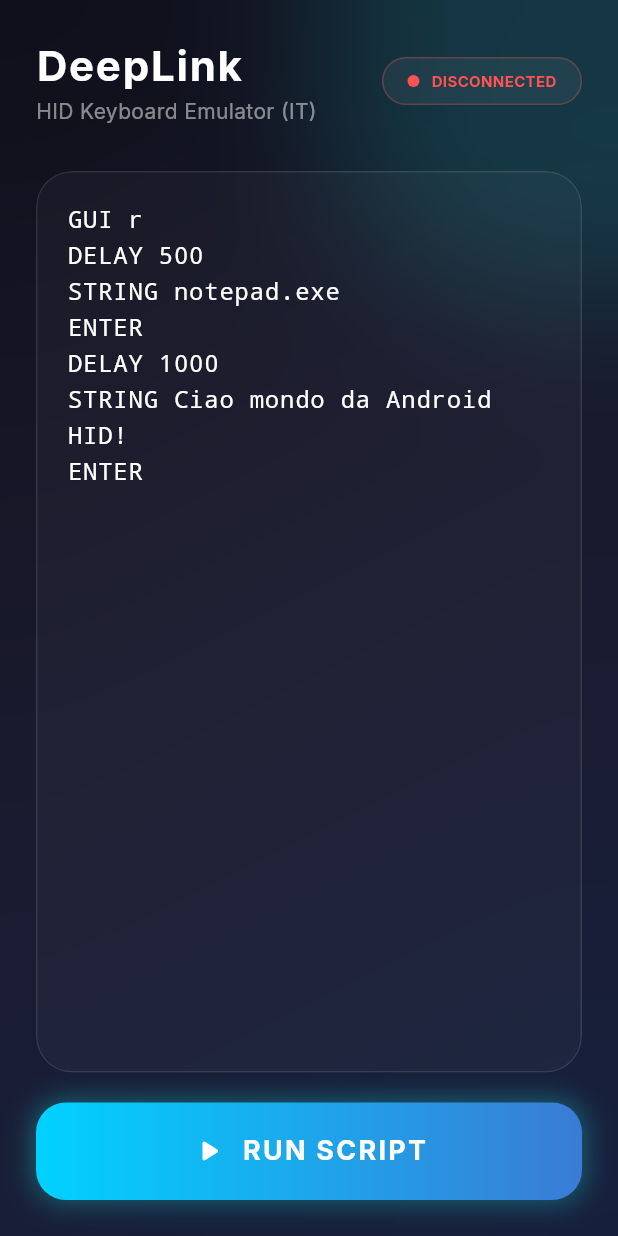
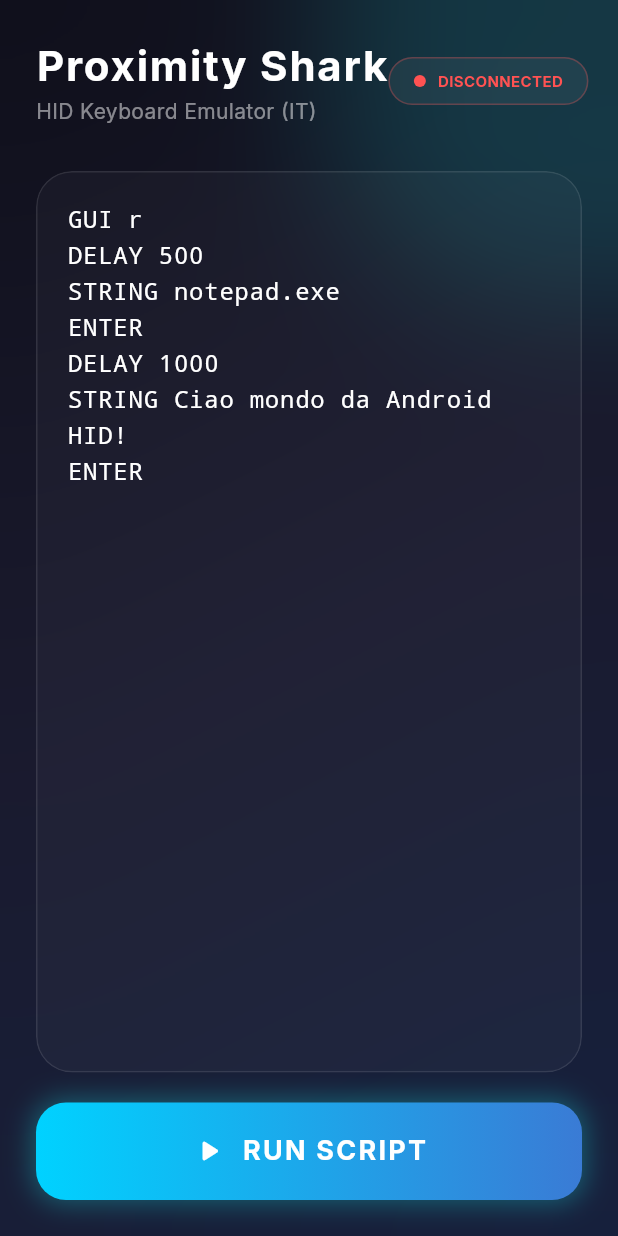
Before and after one commit to morterix01/Proximity-Shark, a Flutter app: the screen it shows after launch, on a phone screen of 412 x 824 dp. Run offline on Flutter 3.47's test engine with Material 3 defaults, Android fonts, the phone set to English and light mode, and no system bars; our stand-ins replace google_fonts.

Commit message:
Rename to Proximity Shark

```diff
--- a/lib/main.dart
+++ b/lib/main.dart
@@ -18,7 +18,7 @@
         ChangeNotifierProvider(create: (_) => AppState()),
       ],
       child: MaterialApp(
-        title: 'DeepLink',
+        title: 'Proximity Shark',
         debugShowCheckedModeBanner: false,
         theme: ThemeData(
           brightness: Brightness.dark,
--- a/lib/screens/home_screen.dart
+++ b/lib/screens/home_screen.dart
@@ -93,7 +93,7 @@
           crossAxisAlignment: CrossAxisAlignment.start,
           children: [
             const Text(
-              "DeepLink",
+              "Proximity Shark",
               style: TextStyle(
                 fontSize: 28,
                 fontWeight: FontWeight.bold,
--- a/pubspec.yaml
+++ b/pubspec.yaml
@@ -1,4 +1,4 @@
-name: deeplink
+name: proximity_shark
 description: "A new Flutter project."
 # The following line prevents the package from being accidentally published to
 # pub.dev using `flutter pub publish`. This is preferred for private packages.
```
Also changed, not shown: 1 other file.
